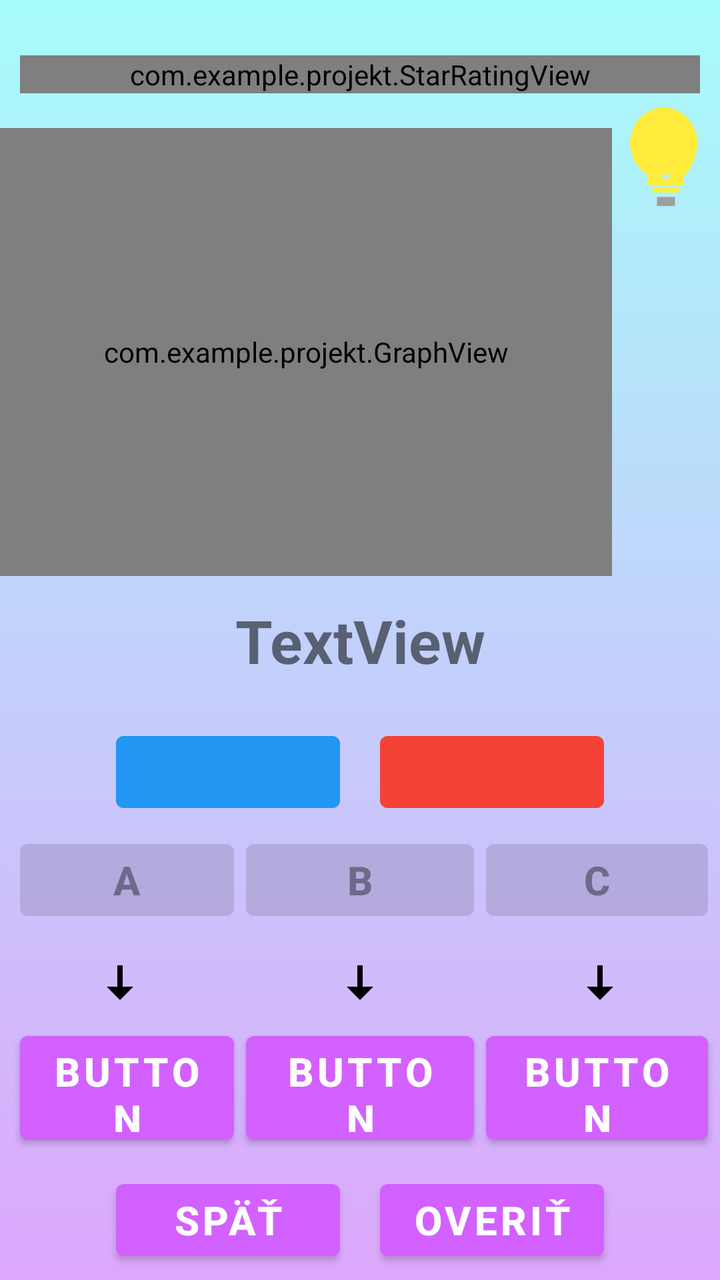
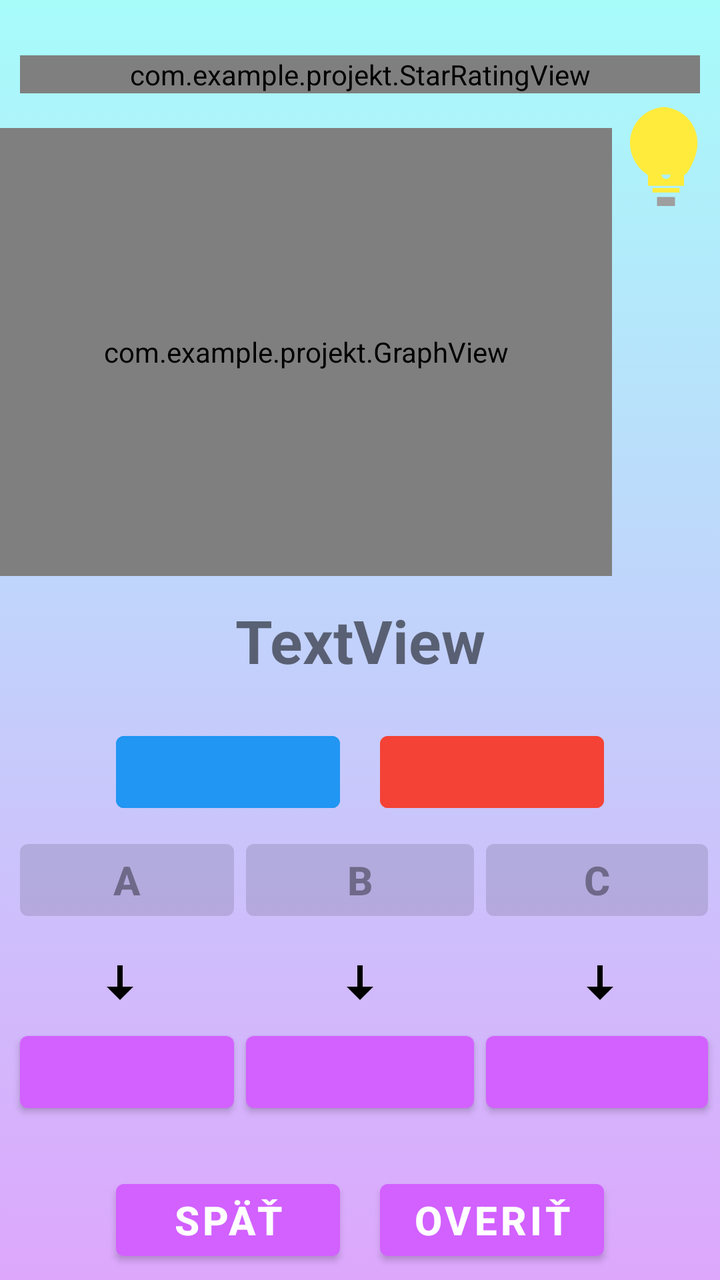

Compare the two renders of this Android layout. The source of the first and the diff that turns it into the second are given below.
<!-- AndroidManifest.xml: application theme Theme.Projekt -->
<!-- res/layout/activity_level_one.xml -->
<?xml version="1.0" encoding="utf-8"?>
<androidx.constraintlayout.widget.ConstraintLayout xmlns:android="http://schemas.android.com/apk/res/android"
    xmlns:app="http://schemas.android.com/apk/res-auto"
    xmlns:tools="http://schemas.android.com/tools"
    android:id="@+id/linearLayout"
    android:layout_width="match_parent"
    android:layout_height="match_parent"
    android:background="@drawable/gradient_background"
    tools:context=".MainActivity">

    <com.example.projekt.StarRatingView
        android:id="@+id/starView"
        android:layout_width="0dp"
        android:layout_height="wrap_content"
        android:layout_marginStart="10dp"
        android:layout_marginTop="10dp"
        android:layout_marginEnd="10dp"
        app:layout_constraintBottom_toTopOf="@+id/guideline"
        app:layout_constraintEnd_toEndOf="parent"
        app:layout_constraintStart_toStartOf="parent"
        app:layout_constraintTop_toTopOf="parent"
        />

    <androidx.constraintlayout.widget.Guideline
        android:id="@+id/guidelineV"
        android:layout_width="wrap_content"
        android:layout_height="wrap_content"
        android:orientation="vertical"
        app:layout_constraintGuide_percent="0.85" />

    <androidx.constraintlayout.widget.Guideline
        android:id="@+id/guideline"
        android:layout_width="wrap_content"
        android:layout_height="wrap_content"
        android:orientation="horizontal"
        app:layout_constraintGuide_percent="0.1" />

    <com.example.projekt.GraphView
        android:id="@+id/graphView"
        android:layout_height="0dp"
        android:layout_width="0dp"
        app:layout_constraintTop_toTopOf="@id/guideline"
        app:layout_constraintBottom_toTopOf="@id/guideline2"
        app:layout_constraintStart_toStartOf="parent"
        app:layout_constraintEnd_toEndOf="@id/guidelineV" />

    <ImageView
        android:id="@+id/lightbulb"
        android:layout_width="0dp"
        android:layout_height="wrap_content"
        app:srcCompat="@drawable/lightbulb"
        android:adjustViewBounds="true"
        android:maxWidth="80dp"
        android:maxHeight="80dp"
        android:layout_marginBottom="200dp"
        app:layout_constraintBottom_toTopOf="@+id/guideline2"
        app:layout_constraintTop_toTopOf="@+id/guideline"
        app:layout_constraintEnd_toEndOf="parent"
        app:layout_constraintStart_toStartOf="@id/guidelineV" />

    <androidx.constraintlayout.widget.Guideline
        android:id="@+id/guideline2"
        android:layout_width="wrap_content"
        android:layout_height="wrap_content"
        android:orientation="horizontal"
        app:layout_constraintGuide_percent="0.45" />

    <TextView
        android:id="@+id/textView"
        android:layout_width="wrap_content"
        android:layout_height="wrap_content"
        android:text="TextView"
        android:textSize="30sp"
        android:textStyle="bold"
        app:layout_constraintBottom_toTopOf="@+id/guideline3"
        app:layout_constraintEnd_toEndOf="parent"
        app:layout_constraintStart_toStartOf="parent"
        app:layout_constraintTop_toTopOf="@+id/guideline2" />

    <androidx.constraintlayout.widget.Guideline
        android:id="@+id/guideline3"
        android:layout_width="wrap_content"
        android:layout_height="wrap_content"
        android:orientation="horizontal"
        app:layout_constraintGuide_percent="0.55" />

    <Button
        android:id="@+id/button"
        android:layout_width="0dp"
        android:layout_height="wrap_content"
        android:layout_marginStart="58dp"
        android:layout_marginTop="10dp"
        android:layout_marginEnd="10dp"
        android:backgroundTint="#2196F3"
        android:text="@string/empty"
        app:layout_constraintEnd_toStartOf="@+id/button5"
        app:layout_constraintStart_toStartOf="parent"
        app:layout_constraintTop_toBottomOf="@+id/guideline3"
        tools:ignore="SpeakableTextPresentCheck"
        android:enabled="false" />

    <Button
        android:id="@+id/button5"
        android:layout_width="0dp"
        android:layout_height="wrap_content"
        android:layout_marginStart="10dp"
        android:layout_marginTop="10dp"
        android:layout_marginEnd="58dp"
        android:backgroundTint="#F44336"
        android:text="@string/empty"
        app:layout_constraintEnd_toEndOf="parent"
        app:layout_constraintStart_toEndOf="@id/button"
        app:layout_constraintTop_toBottomOf="@+id/guideline3"
        tools:ignore="SpeakableTextPresentCheck"
        android:enabled="false" />

    <androidx.constraintlayout.widget.Guideline
        android:id="@+id/guideline4"
        android:layout_width="wrap_content"
        android:layout_height="wrap_content"
        android:orientation="horizontal"
        app:layout_constraintGuide_percent="0.65" />

    <LinearLayout
        android:layout_width="0dp"
        android:layout_height="0dp"
        android:orientation="horizontal"
        app:layout_constraintBottom_toTopOf="@+id/guideline7"
        app:layout_constraintEnd_toEndOf="parent"
        app:layout_constraintStart_toStartOf="parent"
        app:layout_constraintTop_toTopOf="@+id/guideline4">

        <Button
            android:id="@+id/button9"
            android:layout_width="0dp"
            android:layout_height="wrap_content"
            android:textSize="20sp"
            android:textStyle="bold"
            android:layout_weight="1"
            android:insetLeft="10dp"
            android:insetRight="3dp"
            android:text="A"
            android:enabled="false" />

        <Button
            android:id="@+id/button8"
            android:layout_width="0dp"
            android:layout_height="wrap_content"
            android:textSize="20sp"
            android:textStyle="bold"
            android:layout_weight="1"
            android:insetLeft="3dp"
            android:insetRight="3dp"
            android:text="B"
            android:enabled="false" />

        <Button
            android:id="@+id/button10"
            android:layout_width="0dp"
            android:layout_height="wrap_content"
            android:textSize="20sp"
            android:textStyle="bold"
            android:layout_weight="1"
            android:insetLeft="3dp"
            android:insetRight="6dp"
            android:text="C"
            android:enabled="false" />

    </LinearLayout>

    <LinearLayout
        android:layout_width="0dp"
        android:layout_height="0dp"
        android:orientation="horizontal"
        app:layout_constraintBottom_toTopOf="@+id/guideline8"
        app:layout_constraintEnd_toEndOf="parent"
        app:layout_constraintStart_toStartOf="parent"
        app:layout_constraintTop_toTopOf="@+id/guideline7">


        <ImageView
            android:layout_width="0dp"
            android:layout_height="wrap_content"
            app:srcCompat="@drawable/arrow_down"
            android:adjustViewBounds="true"
            android:layout_weight="1"
            android:insetLeft="10dp"
            android:insetRight="3dp"
            android:maxWidth="80dp"
            android:maxHeight="80dp" />

        <ImageView
            android:layout_width="0dp"
            android:layout_height="wrap_content"
            app:srcCompat="@drawable/arrow_down"
            android:adjustViewBounds="true"
            android:layout_weight="1"
            android:insetLeft="10dp"
            android:insetRight="3dp"
            android:maxWidth="80dp"
            android:maxHeight="80dp" />

        <ImageView
            android:layout_width="0dp"
            android:layout_height="wrap_content"
            app:srcCompat="@drawable/arrow_down"
            android:adjustViewBounds="true"
            android:layout_weight="1"
            android:insetLeft="10dp"
            android:insetRight="3dp"
            android:maxWidth="80dp"
            android:maxHeight="80dp" />

    </LinearLayout>

    <LinearLayout
        android:layout_width="0dp"
        android:layout_height="0dp"
        android:orientation="horizontal"
        app:layout_constraintBottom_toTopOf="@+id/guideline5"
        app:layout_constraintEnd_toEndOf="parent"
        app:layout_constraintStart_toStartOf="parent"
        app:layout_constraintTop_toTopOf="@+id/guideline8">

        <Button
            android:id="@+id/button11"
            android:layout_width="0dp"
            android:layout_height="wrap_content"
            android:layout_weight="1"
            android:insetLeft="10dp"
            android:insetRight="3dp"
            android:text="Button"
            android:textSize="20sp"
            android:textStyle="bold" />

        <Button
            android:id="@+id/button12"
            android:layout_width="0dp"
            android:layout_height="wrap_content"
            android:textSize="20sp"
            android:textStyle="bold"
            android:layout_weight="1"
            android:insetLeft="3dp"
            android:insetRight="3dp"
            android:text="Button" />

        <Button
            android:id="@+id/button13"
            android:layout_width="0dp"
            android:layout_height="wrap_content"
            android:textSize="20sp"
            android:textStyle="bold"
            android:layout_weight="1"
            android:insetLeft="3dp"
            android:insetRight="6dp"
            android:text="Button" />

    </LinearLayout>

    <androidx.constraintlayout.widget.Guideline
        android:id="@+id/guideline7"
        android:layout_width="wrap_content"
        android:layout_height="wrap_content"
        android:orientation="horizontal"
        app:layout_constraintGuide_percent="0.75" />

    <androidx.constraintlayout.widget.Guideline
        android:id="@+id/guideline8"
        android:layout_width="wrap_content"
        android:layout_height="wrap_content"
        android:orientation="horizontal"
        app:layout_constraintGuide_percent="0.80" />

    <androidx.constraintlayout.widget.Guideline
        android:id="@+id/guideline5"
        android:layout_width="wrap_content"
        android:layout_height="wrap_content"
        android:orientation="horizontal"
        app:layout_constraintGuide_percent="0.9" />

    <Button
        android:id="@+id/button6"
        android:layout_width="0dp"
        android:layout_height="wrap_content"
        android:layout_marginStart="58dp"
        android:layout_marginTop="10dp"
        android:layout_marginEnd="10dp"
        android:text="@string/back"
        android:textSize="20sp"
        android:textStyle="bold"
        app:layout_constraintEnd_toStartOf="@+id/button7"
        app:layout_constraintStart_toStartOf="parent"
        app:layout_constraintTop_toBottomOf="@+id/guideline5" />

    <Button
        android:id="@+id/button7"
        android:layout_width="0dp"
        android:layout_height="wrap_content"
        android:layout_marginStart="10dp"
        android:layout_marginTop="10dp"
        android:layout_marginEnd="58dp"
        android:text="@string/verify"
        android:textSize="20sp"
        android:textStyle="bold"
        app:layout_constraintEnd_toEndOf="parent"
        app:layout_constraintStart_toEndOf="@id/button6"
        app:layout_constraintTop_toBottomOf="@+id/guideline5" />

</androidx.constraintlayout.widget.ConstraintLayout>
<!-- resources referenced by this layout -->
<resources>
  <!-- drawable arrow_down (drawable) -->
  <vector xmlns:android="http://schemas.android.com/apk/res/android"
      android:width="24dp"
      android:height="24dp"
      android:viewportWidth="24"
      android:viewportHeight="24">
      
      <path
          android:fillColor="#000000"
          android:pathData="M7,10l5,5 5,-5H7z"/>
  
      
      <path
          android:fillColor="#000000"
          android:pathData="M11,2h2v8h-2z"/>
  </vector>
  <!-- drawable gradient_background (drawable) -->
  <?xml version="1.0" encoding="utf-8"?>
  <selector xmlns:android="http://schemas.android.com/apk/res/android">
      <item>
          <shape>
              <gradient android:angle="90"
                  android:endColor="#A7FCFA"
                  android:startColor="#DDA7FC"
                  android:type="linear" />
          </shape>
      </item>
  </selector>
  <!-- drawable lightbulb (drawable) -->
  <vector xmlns:android="http://schemas.android.com/apk/res/android"
      android:width="24dp"
      android:height="24dp"
      android:viewportWidth="24"
      android:viewportHeight="24">
      
      <path
          android:fillColor="#FFEB3B"
          android:pathData="M9,21h6v-1H9v1zm3-19c-4.42,0 -8,3.58 -8,8 0,2.66 1.31,5.12 3.31,6.63l0.69,0.52v2.35h8v-2.35l0.69,-0.52C17.69,15.12 19,12.66 19,10c0,-4.42 -3.58,-8 -8,-8zM12,18c-0.55,0 -1,-0.45 -1,-1h2c0,0.55 -0.45,1 -1,1z"/>
  
      
      <path
          android:fillColor="#9E9E9E"
          android:pathData="M10,22h4v2h-4z"/>
  </vector>
  <string name="back">SPÄŤ</string>
  <string name="empty" />
  <string name="verify">OVERIŤ</string>
  <style name="Theme.Projekt" parent="Theme.MaterialComponents.DayNight.NoActionBar">
          
          <item name="colorPrimary">#d261ff</item>
          <item name="colorPrimaryVariant">@color/purple_700</item>
          <item name="colorOnPrimary">@color/white</item>
          
          <item name="colorSecondary">@color/teal_200</item>
          <item name="colorSecondaryVariant">@color/teal_700</item>
          <item name="colorOnSecondary">@color/black</item>
          
          <item name="android:statusBarColor">?attr/colorPrimaryVariant</item>
          
      </style>
  <color name="purple_700">#FF3700B3</color>
  <color name="white">#FFFFFFFF</color>
  <color name="teal_200">#FF03DAC5</color>
  <color name="teal_700">#FF018786</color>
  <color name="black">#FF000000</color>
</resources>

<!-- the commit's change to res/layout/activity_level_one.xml (unified diff, before → after) -->
@@ -229,7 +229,7 @@
             android:layout_weight="1"
             android:insetLeft="10dp"
             android:insetRight="3dp"
-            android:text="Button"
+            android:text=""
             android:textSize="20sp"
             android:textStyle="bold" />
 
@@ -242,7 +242,7 @@
             android:layout_weight="1"
             android:insetLeft="3dp"
             android:insetRight="3dp"
-            android:text="Button" />
+            android:text="" />
 
         <Button
             android:id="@+id/button13"
@@ -253,7 +253,7 @@
             android:layout_weight="1"
             android:insetLeft="3dp"
             android:insetRight="6dp"
-            android:text="Button" />
+            android:text="" />
 
     </LinearLayout>
 
@@ -279,7 +279,7 @@
         app:layout_constraintGuide_percent="0.9" />
 
     <Button
-        android:id="@+id/button6"
+        android:id="@+id/buttonReturn"
         android:layout_width="0dp"
         android:layout_height="wrap_content"
         android:layout_marginStart="58dp"
@@ -303,7 +303,7 @@
         android:textSize="20sp"
         android:textStyle="bold"
         app:layout_constraintEnd_toEndOf="parent"
-        app:layout_constraintStart_toEndOf="@id/button6"
+        app:layout_constraintStart_toEndOf="@id/buttonReturn"
         app:layout_constraintTop_toBottomOf="@+id/guideline5" />
 
 </androidx.constraintlayout.widget.ConstraintLayout>
